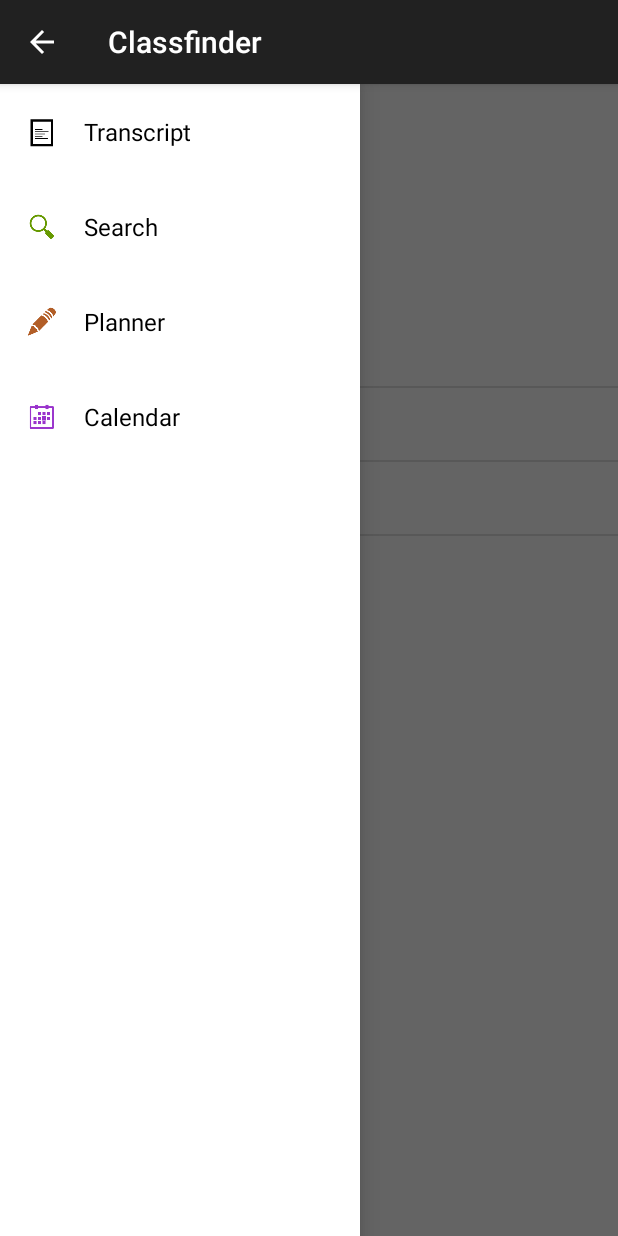
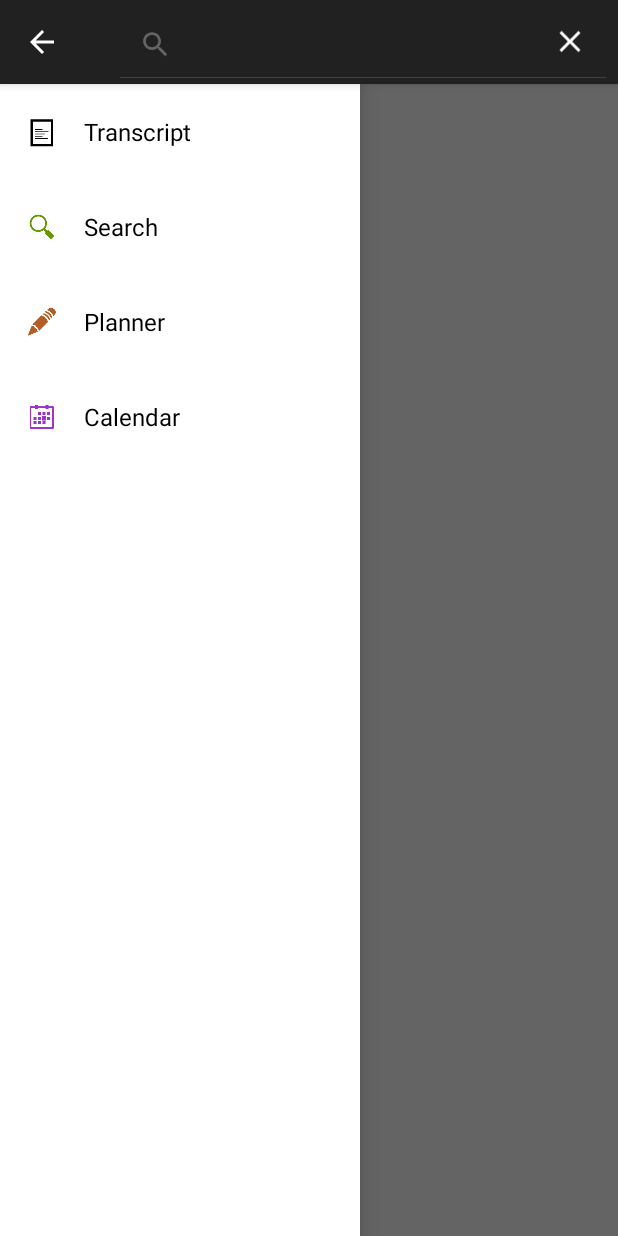
Before and after one commit to WWU-ACM/classfinder_android, an Android app: the fragment FragmentSearch placed in its activity, on a phone screen of 412 x 824 dp. Run offline under Robolectric (Android 15) with nearby library versions, the phone set to English and light mode, and no system bars; 2 statements that could not run were skipped.

```diff
--- a/WWUClassfinder2/src/main/java/edu/wwu/classfinder2/ActivityMain.java
+++ b/WWUClassfinder2/src/main/java/edu/wwu/classfinder2/ActivityMain.java
@@ -42,7 +42,6 @@ public class ActivityMain extends ActionBarActivity {
     private ActionBarDrawerToggle mDrawerToggle;
     private Account mAccount;
     private ContentResolver mResolver;
-    private static final String[] TAG = {"FRAG_TRANSCRIPT", "FRAG_SEARCH", "FRAG_PLANNER", "FRAG_CALENDAR", "FRAG_BEGIN"};
 
     @Override
     protected void onCreate(Bundle savedInstanceState) {
@@ -98,7 +97,7 @@ public class ActivityMain extends ActionBarActivity {
         // Open the drawer only on startup
         if (savedInstanceState == null) {
             mDrawerLayout.openDrawer(mDrawerList);
-            getFragmentManager().beginTransaction().add(R.id.drawer_content, new FragmentStart()).commit();
+            getFragmentManager().beginTransaction().add(R.id.drawer_content, new FragmentBegin()).commit();
         }
     }
 
--- a/WWUClassfinder2/src/main/java/edu/wwu/classfinder2/FragmentStart.java
+++ b/WWUClassfinder2/src/main/java/edu/wwu/classfinder2/FragmentBegin.java
@@ -6,9 +6,9 @@ import android.view.LayoutInflater;
 import android.view.View;
 import android.view.ViewGroup;
 
-public class FragmentStart extends Fragment {
+public class FragmentBegin extends Fragment {
 
-    public FragmentStart() {
+    public FragmentBegin() {
 
     }
 
--- a/WWUClassfinder2/src/main/java/edu/wwu/classfinder2/FragmentSearch.java
+++ b/WWUClassfinder2/src/main/java/edu/wwu/classfinder2/FragmentSearch.java
@@ -1,41 +1,75 @@
 package edu.wwu.classfinder2;
 
-import android.app.ListFragment;
-
+import android.app.Fragment;
 import android.os.Bundle;
-
+import android.util.Log;
 import android.view.LayoutInflater;
+import android.view.Menu;
+import android.view.MenuInflater;
+import android.view.MenuItem;
 import android.view.View;
 import android.view.ViewGroup;
+import android.widget.SearchView;
+import android.widget.SearchView.OnQueryTextListener;
+import android.widget.TextView;
 
-import android.widget.ArrayAdapter;
-
-public class FragmentSearch extends ListFragment{
+public class FragmentSearch extends Fragment {
 
     public FragmentSearch() {
-
     }
 
     @Override
-    public View onCreateView(LayoutInflater inflater,
-                             ViewGroup container,
-                             Bundle savedInstanceState) {
+    public void onCreate(Bundle savedInstanceState) {
+        super.onCreate(savedInstanceState);
+        setHasOptionsMenu(true);
+    }
+
+    @Override
+    public View onCreateView(LayoutInflater inflater, ViewGroup container, Bundle savedInstanceState) {
         if (container == null)
             return null;
 
-        View rootView = inflater.inflate(R.layout.fragment_search,
-                                         container,
-                                         false);
-
-        String[] values = new String[] { "Message1",
-                                         "Message2",
-                                         "Message3" };
-        ArrayAdapter<String> adapter =
-            new ArrayAdapter<String>(getActivity(),
-                                     android.R.layout.simple_list_item_1,
-                                     values);
-        setListAdapter(adapter);
-        return rootView;
+        View view = inflater.inflate(R.layout.fragment_search, container, false);
+        return view;
     }
 
+    @Override
+    public void onCreateOptionsMenu(Menu menu, MenuInflater inflater) {
+        inflater.inflate(R.menu.fragment_search, menu);
+
+        SearchView searchView = (SearchView) menu.findItem(R.id.action_search).getActionView();
+        searchView.setIconified(false);
+        searchView.setOnQueryTextListener(new OnQueryTextListener() {
+            @Override
+            public boolean onQueryTextSubmit(String query) {
+                Log.d("HI", "SUBMITTED! " + query);
+                return false;
+            }
+            @Override
+            public boolean onQueryTextChange(String newText) {
+                changeText(newText);
+                return false;
+            }
+
+        });
+    }
+
+    @Override
+    public boolean onOptionsItemSelected(MenuItem item) {
+        switch (item.getItemId()) {
+            case R.id.action_search:
+                return true;
+        }
+        return super.onOptionsItemSelected(item);
+    }
+
+    private void changeText(String text) {
+        View view = getView();
+        TextView et = (TextView) view.findViewById(R.id.search_text);
+        et.setText(text);
+    }
+
+    public void onSearch(String query) {
+        Log.d("HI", query);
+    }
 }
--- /dev/null
+++ b/WWUClassfinder2/src/main/res/layout/fragment_search_menu.xml
@@ -0,0 +1,6 @@
+<?xml version="1.0" encoding="utf-8"?>
+<SearchView xmlns:android="http://schemas.android.com/apk/res/android"
+    android:id="@+id/search_view_layout"
+    android:layout_width="match_parent"
+    android:layout_height="wrap_content"
+    android:maxWidth="10000dp" />
--- /dev/null
+++ b/WWUClassfinder2/src/main/res/menu/fragment_search.xml
@@ -0,0 +1,11 @@
+<?xml version="1.0" encoding="utf-8"?>
+<menu xmlns:android="http://schemas.android.com/apk/res/android"
+      xmlns:app="http://schemas.android.com/apk/res-auto">
+    <item
+        android:id="@+id/action_search"
+        android:title="Search"
+        android:icon="@drawable/actionbar_icon_search"
+        android:orderInCategory="1"
+        app:showAsAction="always"
+        app:actionLayout="@layout/fragment_search_menu" />
+</menu>
--- /dev/null
+++ b/WWUClassfinder2/src/main/res/xml/searchable.xml
@@ -0,0 +1,6 @@
+<?xml version="1.0" encoding="utf-8"?>
+<searchable xmlns:android="http://schemas.android.com/apk/res/android"
+    android:hint="Search Courses"
+    android:label="@string/app_name" >
+
+</searchable>
```
Also changed, not shown: WWUClassfinder2/src/main/java/edu/wwu/classfinder2/FragmentPlanner.java (+4 -4 lines), WWUClassfinder2/src/main/res/layout/fragment_search.xml (+10 -18 lines), WWUClassfinder2/src/main/res/menu/fragment_planner.xml (added, +11 -0 lines), WWUClassfinder2/src/main/res/drawable-hdpi/actionbar_icon_search.png (added), WWUClassfinder2/src/main/res/drawable-mdpi/actionbar_icon_search.png (added), WWUClassfinder2/src/main/res/drawable-xhdpi/actionbar_icon_search.png (added), WWUClassfinder2/src/main/res/drawable-xxhdpi/actionbar_icon_search.png (added).
